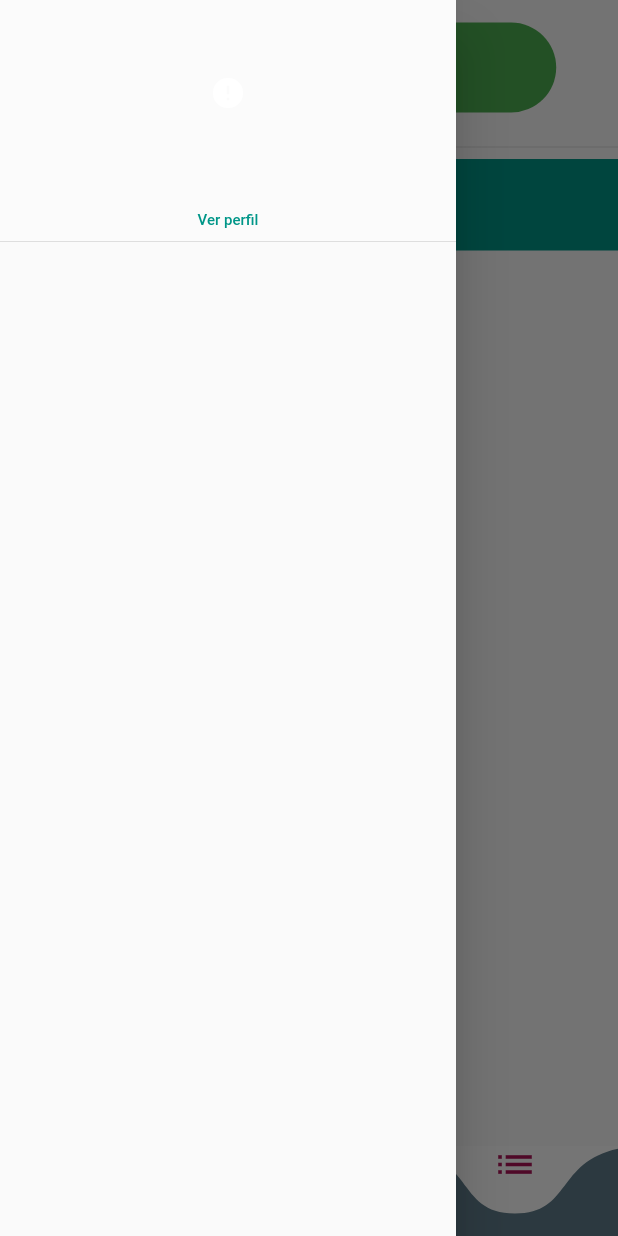
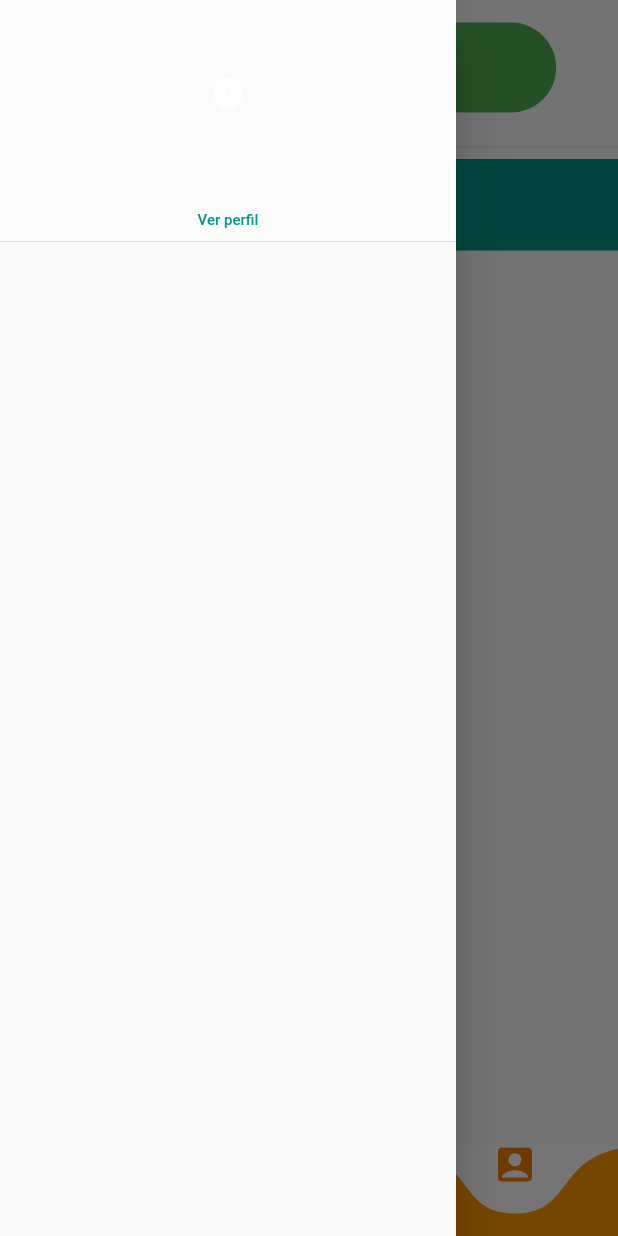
Before and after one commit to LucioBevilacqua1/tp-cookbook, a Flutter app: the TabsPageView screen opened by its route, item 3 of the bottom bar chosen, with the side drawer open, on a phone screen of 412 x 824 dp. Run offline on Flutter 3.47's test engine with Material 2 defaults, Android fonts, the phone set to English and light mode, and no system bars; drawn by our look-alikes of cached_network_image; our stand-ins replace cloud_firestore, firebase_core, firebase_messaging, flare_flutter, get_it, toast and 1 more; accounts and stored records are empty; network calls fail.

Commit message:
UI: updated app colors and icons

```diff
--- a/frontend/lib/src/routes/route_generator.dart
+++ b/frontend/lib/src/routes/route_generator.dart
@@ -11,7 +11,7 @@ import '../../service_locator.dart';
 class RouteGenerator {
   static Route<dynamic> generateRoute(RouteSettings settings) {
     // Getting arguments passed in while calling Navigator.pushname
-    final args = settings.arguments;
+    //final args = settings.arguments;
     switch (settings.name) {
       case '/':
         return MaterialPageRoute(
--- a/frontend/lib/src/screens/main/widgets/curved_navigation_bar/curved_navigation_bar.dart
+++ b/frontend/lib/src/screens/main/widgets/curved_navigation_bar/curved_navigation_bar.dart
@@ -39,7 +39,8 @@ class CurvedNavigationBar extends StatefulWidget {
   CurvedNavigationBarState createState() => CurvedNavigationBarState();
 }
 
-class CurvedNavigationBarState extends State<CurvedNavigationBar> with SingleTickerProviderStateMixin {
+class CurvedNavigationBarState extends State<CurvedNavigationBar>
+    with SingleTickerProviderStateMixin {
   final Logger log = Logger('CurvedNavigationBar');
   double _startingPos;
   int _endingIndex = 0;
@@ -55,7 +56,7 @@ class CurvedNavigationBarState extends State<CurvedNavigationBar> with SingleTic
     super.initState();
     _icon = _icon = Icon(
       widget.items[_endingIndex].icon,
-      color: Colors.pink[800],
+      color: Colors.orange[700],
       size: widget.items[_endingIndex].size,
     );
     _length = widget.items.length;
@@ -70,11 +71,12 @@ class CurvedNavigationBarState extends State<CurvedNavigationBar> with SingleTic
         if ((endingPos - _pos).abs() < (_startingPos - _pos).abs()) {
           _icon = Icon(
             widget.items[_endingIndex].icon,
-            color: Colors.pink[800],
+            color: Colors.orange[700],
             size: widget.items[_endingIndex].size,
           );
         }
-        _buttonHide = (1 - ((middle - _pos) / (_startingPos - middle)).abs()).abs();
+        _buttonHide =
+            (1 - ((middle - _pos) / (_startingPos - middle)).abs()).abs();
       });
     });
   }
@@ -87,7 +89,8 @@ class CurvedNavigationBarState extends State<CurvedNavigationBar> with SingleTic
       final newPosition = widget.index / _length;
       _startingPos = _pos;
       _endingIndex = widget.index;
-      _animationController.animateTo(newPosition, duration: widget.animationDuration, curve: widget.animationCurve);
+      _animationController.animateTo(newPosition,
+          duration: widget.animationDuration, curve: widget.animationCurve);
     }
   }
 
@@ -177,7 +180,8 @@ class CurvedNavigationBarState extends State<CurvedNavigationBar> with SingleTic
     setState(() {
       _startingPos = _pos;
       _endingIndex = index;
-      _animationController.animateTo(newPosition, duration: widget.animationDuration, curve: widget.animationCurve);
+      _animationController.animateTo(newPosition,
+          duration: widget.animationDuration, curve: widget.animationCurve);
     });
   }
 }
--- a/frontend/lib/src/screens/tabs_page_view.dart
+++ b/frontend/lib/src/screens/tabs_page_view.dart
@@ -89,20 +89,20 @@ class _TabsPageViewState extends State<TabsPageView>
           key: bottomBarKey,
           buttonBackgroundColor: Colors.white,
           backgroundColor: Colors.white,
-          color: Colors.blueGrey[500],
+          color: Colors.orange,
           items: <Icon>[
             Icon(
-              Icons.account_box,
+              Icons.menu_book,
               size: 30,
               color: Colors.white,
             ),
             Icon(
-              Icons.directions_car,
+              Icons.menu_book,
               size: 30,
               color: Colors.white,
             ),
             Icon(
-              Icons.list,
+              Icons.account_box,
               size: 30,
               color: Colors.white,
             ),
--- a/frontend/lib/src/services/auth_service.dart
+++ b/frontend/lib/src/services/auth_service.dart
@@ -19,7 +19,7 @@ class AuthService {
   //------------------------------
   Future<UserData> signup(
       {String email, String password, String name, String role}) async {
-    String signupUrl = authApiUrl + "signup";
+    String signupUrl = authApiUrl + "signup.json";
     var body = {
       "email": email,
       "password": password,
```
